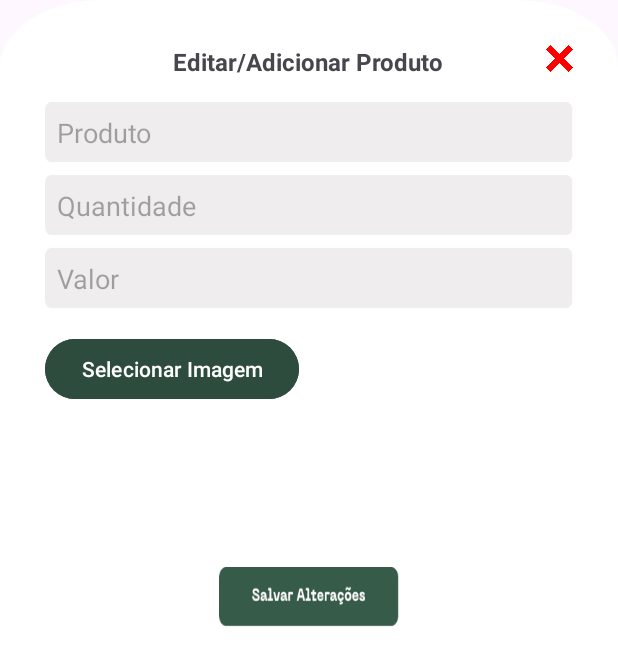
After one commit to izabellaAro/UrbanGreenMobile, an Android app: the layout editar_produto.xml on its own in the app's theme, with its tools: preview values and no code run, on a phone screen of 412 x 824 dp. The commit adds this screen. Shown: the top 665 px of the screen. Run offline under Robolectric (Android 15) with nearby library versions, the phone set to English and light mode, and no system bars; network calls fail.

Commit message:
Adiciona xml e metodos Get, Post e Put de Estoque-Produtos. Nao finalizado.

```diff
--- a/app/build.gradle.kts
+++ b/app/build.gradle.kts
@@ -39,6 +39,7 @@ dependencies {
     implementation(libs.constraintlayout)
     implementation(libs.retrofit)
     implementation(libs.gsonConverter)
+    implementation(libs.glide)
     testImplementation(libs.junit)
     androidTestImplementation(libs.ext.junit)
     androidTestImplementation(libs.espresso.core)
--- a/app/src/main/AndroidManifest.xml
+++ b/app/src/main/AndroidManifest.xml
@@ -27,6 +27,7 @@
 
         <activity android:name=".ui.TelaFornecedores"/>
         <activity android:name=".ui.TelaPrincipal"/>
+        <activity android:name=".ui.TelaProdutos" />
 
         <meta-data
             android:name="preloaded_fonts"
--- /dev/null
+++ b/app/src/main/res/layout/editar_produto.xml
@@ -0,0 +1,85 @@
+<?xml version="1.0" encoding="utf-8"?>
+<RelativeLayout xmlns:android="http://schemas.android.com/apk/res/android"
+    android:layout_width="match_parent"
+    android:layout_height="500dp"
+    android:padding="30dp"
+    android:background="@drawable/background_cardedit">
+
+    <TextView
+        android:id="@+id/dialog_title"
+        android:layout_width="wrap_content"
+        android:layout_height="wrap_content"
+        android:text="Editar/Adicionar Produto"
+        android:textStyle="bold"
+        android:textSize="16sp"
+        android:layout_centerHorizontal="true" />
+
+    <ImageButton
+        android:id="@+id/close_button"
+        android:layout_width="18dp"
+        android:layout_height="18dp"
+        android:layout_alignParentEnd="true"
+        android:background="@drawable/iconefechar"
+        android:contentDescription="Fechar"/>
+
+    <LinearLayout
+        android:id="@+id/input_fields"
+        android:layout_width="match_parent"
+        android:layout_height="wrap_content"
+        android:orientation="vertical"
+        android:layout_below="@id/dialog_title"
+        android:layout_marginTop="16dp">
+
+        <EditText
+            android:id="@+id/input_produto"
+            android:layout_width="match_parent"
+            android:layout_height="wrap_content"
+            android:hint="Produto"
+            android:background="@drawable/background_inputtext"
+            android:padding="8dp"/>
+
+        <EditText
+            android:id="@+id/input_quantidade"
+            android:layout_width="match_parent"
+            android:layout_height="wrap_content"
+            android:hint="Quantidade"
+            android:background="@drawable/background_inputtext"
+            android:padding="8dp"
+            android:layout_marginTop="8dp"/>
+
+        <EditText
+            android:id="@+id/input_valor"
+            android:layout_width="match_parent"
+            android:layout_height="wrap_content"
+            android:hint="Valor"
+            android:background="@drawable/background_inputtext"
+            android:padding="8dp"
+            android:layout_marginTop="8dp"/>
+
+        <Button
+            android:id="@+id/btn_selecionar_imagem"
+            android:layout_width="wrap_content"
+            android:layout_height="wrap_content"
+            android:backgroundTint="@color/greenn"
+            android:text="Selecionar Imagem"
+            android:layout_marginTop="16dp"/>
+
+        <ImageView
+            android:id="@+id/imagem_produto"
+            android:layout_width="100dp"
+            android:layout_height="100dp"
+            android:layout_marginTop="8dp"
+            android:layout_marginStart="120dp"
+            android:scaleType="centerCrop"
+            android:contentDescription="Imagem do Produto"/>
+
+    </LinearLayout>
+
+    <ImageButton
+        android:id="@+id/btn_salvar"
+        android:layout_width="120dp"
+        android:layout_height="40dp"
+        android:layout_centerHorizontal="true"
+        android:layout_below="@id/input_fields"
+        android:background="@drawable/btnsalvar"/>
+</RelativeLayout>
--- a/app/src/main/res/values/strings.xml
+++ b/app/src/main/res/values/strings.xml
@@ -3,6 +3,8 @@
     <string name="principal">Principal</string>
     <string name="title_fornecedores">Fornecedores</string>
     <string name="title_estoque">Estoque</string>
+    <string name="title_produtos">Produtos</string>
+    <string name="title_insumos">Insumos</string>
     <string name="title_producao">Produção</string>
     <string name="title_venda">Venda</string>
     <string name="title_pedidos">Pedidos</string>
--- a/gradle/libs.versions.toml
+++ b/gradle/libs.versions.toml
@@ -9,6 +9,7 @@ activity = "1.9.0"
 constraintlayout = "2.1.4"
 retrofit = "2.9.0"
 gson = "2.9.0"
+glide = "4.12.0"
 
 [libraries]
 junit = { group = "junit", name = "junit", version.ref = "junit" }
@@ -20,6 +21,7 @@ activity = { group = "androidx.activity", name = "activity", version.ref = "acti
 constraintlayout = { group = "androidx.constraintlayout", name = "constraintlayout", version.ref = "constraintlayout" }
 retrofit = { group = "com.squareup.retrofit2", name = "retrofit", version.ref = "retrofit" }
 gsonConverter = { group = "com.squareup.retrofit2", name = "converter-gson", version.ref = "gson" }
+glide = {group = "com.github.bumptech.glide", name = "glide", version.ref = "glide"}
 
 [plugins]
 android-application = { id = "com.android.application", version.ref = "agp" }
```
Also changed, not shown: app/src/main/java/com/example/urbangreenmobile/api/ApiInterface.java (+24 -0 lines), app/src/main/java/com/example/urbangreenmobile/api/models/Produto/CreateProdutoRequest.java (added, +39 -0 lines), app/src/main/java/com/example/urbangreenmobile/api/models/Produto/GetProdutoResponse.java (added, +58 -0 lines), app/src/main/java/com/example/urbangreenmobile/api/models/Produto/UpdateProdutoRequest.java (added, +39 -0 lines), app/src/main/java/com/example/urbangreenmobile/ui/TelaPrincipal.java (+21 -0 lines), app/src/main/java/com/example/urbangreenmobile/ui/TelaProdutoAdapter.java (added, +119 -0 lines), app/src/main/java/com/example/urbangreenmobile/ui/TelaProdutos.java (added, +170 -0 lines), app/src/main/res/layout/item_produto.xml (added, +45 -0 lines), app/src/main/res/layout/tela_produtos.xml (added, +79 -0 lines), app/src/main/res/drawable-nodpi/background_carditem.png (added).
